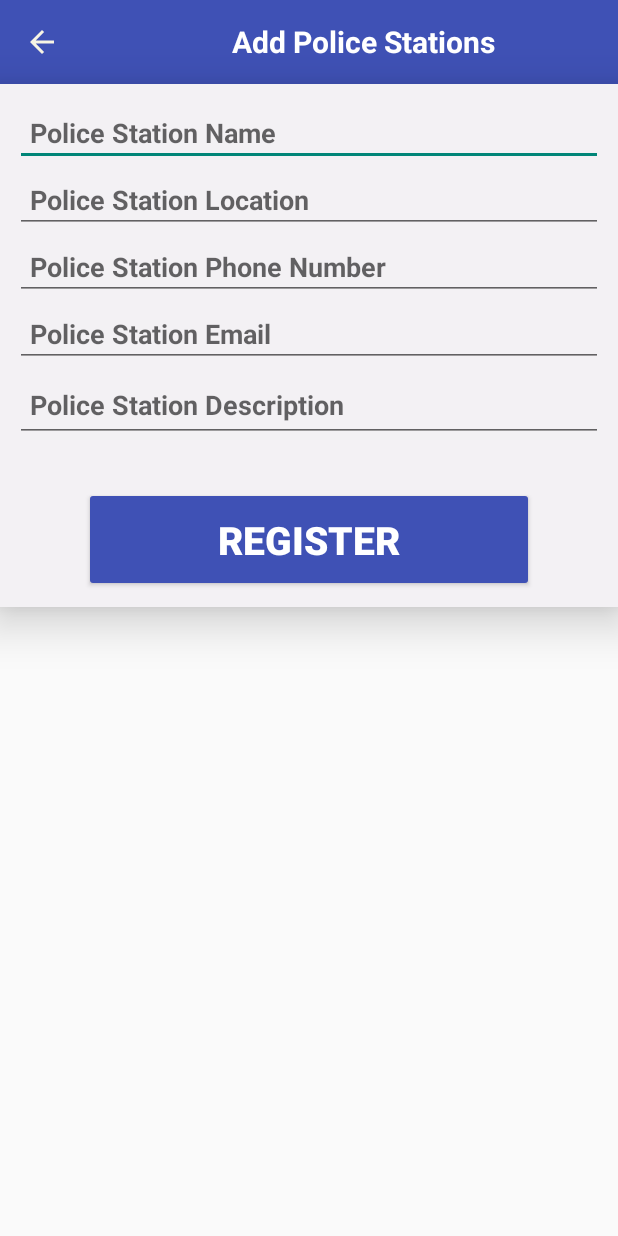
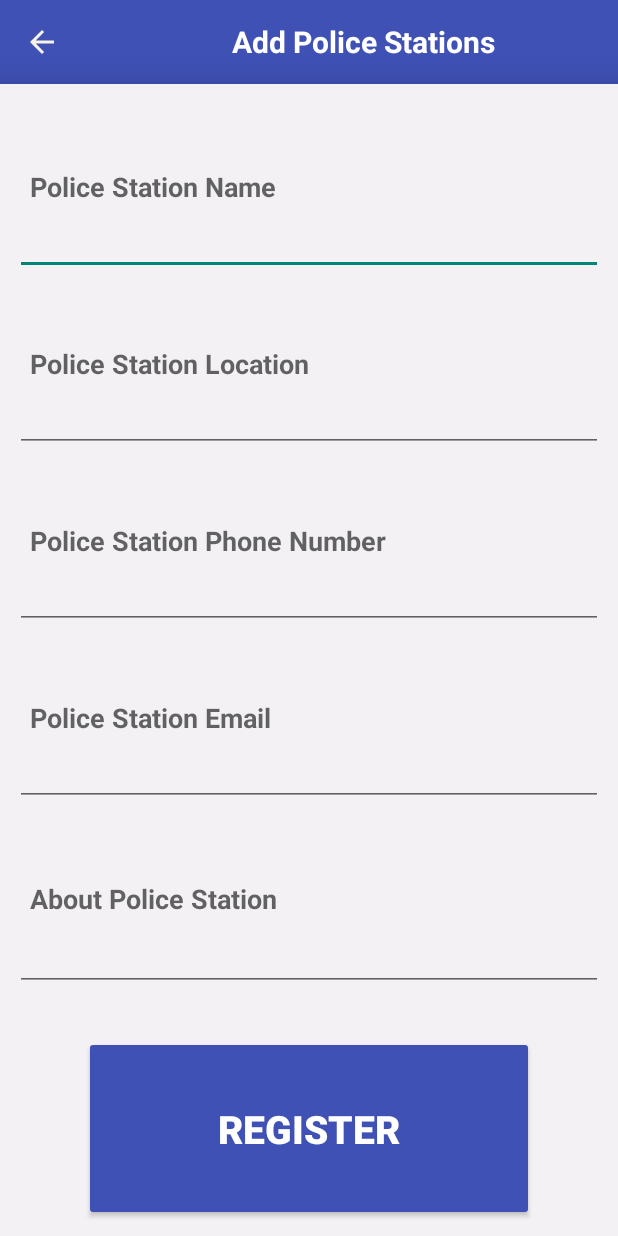
Before and after one commit to sifatabdullah386/SafeGuard, an Android app: the addPoliceStations screen opened directly, with no data from a screen before it, on a phone screen of 412 x 824 dp. Run offline under Robolectric (Android 15) with nearby library versions, the phone set to English and light mode, and no system bars.

Commit message:
commit17

```diff
--- a/app/src/main/java/com/example/safeguard/addOrganizations.java
+++ b/app/src/main/java/com/example/safeguard/addOrganizations.java
@@ -3,7 +3,6 @@ package com.example.safeguard;
 import androidx.appcompat.app.AppCompatActivity;
 import androidx.appcompat.widget.Toolbar;
 
-import android.content.Intent;
 import android.os.Bundle;
 import android.text.TextUtils;
 import android.view.MenuItem;
--- a/app/src/main/res/layout/add_police_stations_layout.xml
+++ b/app/src/main/res/layout/add_police_stations_layout.xml
@@ -30,11 +30,11 @@
 
     <LinearLayout
         android:layout_width="match_parent"
-        android:layout_height="wrap_content"
+        android:layout_height="match_parent"
         android:orientation="vertical"
         android:padding="10dp"
         android:background="#f3f1f4"
-        android:weightSum="8"
+        android:weightSum="6"
         android:elevation="18dp"
         android:layout_gravity="center">
 
@@ -44,7 +44,7 @@
           android:layout_height="wrap_content"
           android:layout_weight="1"
           android:ems="10"
-          android:hint="Police Station Name"
+          android:hint="@string/police_station_name"
           android:inputType="textPersonName"
           android:padding="10dp"
           android:textSize="18sp"
@@ -56,7 +56,7 @@
           android:layout_height="wrap_content"
           android:layout_weight="1"
           android:ems="10"
-          android:hint="Police Station Location"
+          android:hint="@string/police_station_location"
           android:inputType="textMultiLine"
           android:padding="10dp"
           android:textSize="18sp"
@@ -68,7 +68,7 @@
           android:layout_height="wrap_content"
           android:layout_weight="1"
           android:ems="10"
-          android:hint="Police Station Phone Number"
+          android:hint="@string/police_station_phone_number"
           android:inputType="phone"
           android:padding="10dp"
           android:textSize="18sp"
@@ -80,7 +80,7 @@
           android:layout_height="wrap_content"
           android:layout_weight="1"
           android:ems="10"
-          android:hint="Police Station Email"
+          android:hint="@string/police_station_email"
           android:inputType="textEmailAddress"
           android:padding="10dp"
           android:textSize="18sp"
@@ -92,7 +92,7 @@
           android:layout_height="50dp"
           android:layout_weight="1"
           android:ems="10"
-          android:hint="Police Station Description"
+          android:hint="@string/about_police_station"
           android:inputType="text|textMultiLine"
           android:padding="10dp"
           android:textSize="18sp"
@@ -103,7 +103,7 @@
           android:layout_marginTop="30dp"
           android:layout_width="300dp"
           android:layout_weight="1"
-          android:layout_height="70dp"
+          android:layout_height="50dp"
           android:layout_gravity="center"
           android:backgroundTint="#3F51B5"
           android:backgroundTintMode="src_over"
--- a/app/src/main/res/values/strings.xml
+++ b/app/src/main/res/values/strings.xml
@@ -75,4 +75,14 @@
     <string name="add_organizations">Add Organizations</string>
     <string name="add_police_stations">Add Police Stations</string>
     <string name="add_fire_stations">add fire stations</string>
+    <string name="about_police_station">About Police Station</string>
+    <string name="police_station_email">Police Station Email</string>
+    <string name="police_station_phone_number">Police Station Phone Number</string>
+    <string name="police_station_location">Police Station Location</string>
+    <string name="police_station_name">Police Station Name</string>
+    <string name="about_fire_station">About fire station</string>
+    <string name="fire_station_email">Fire Station Email</string>
+    <string name="fire_station_phone_number">Fire Station Phone Number</string>
+    <string name="fire_station_location1">Fire Station Location</string>
+    <string name="fire_station_name">Fire Station Name</string>
 </resources>
```
Also changed, not shown: app/src/main/res/layout/add_fire_services_layout.xml (+5 -5 lines).
